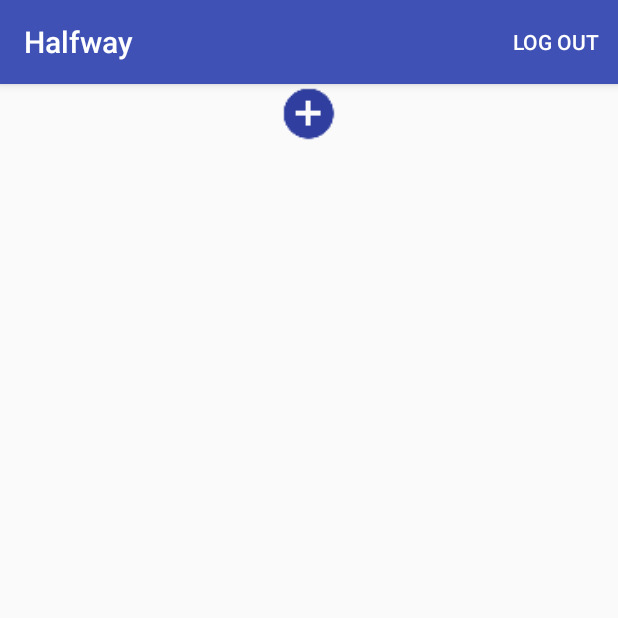
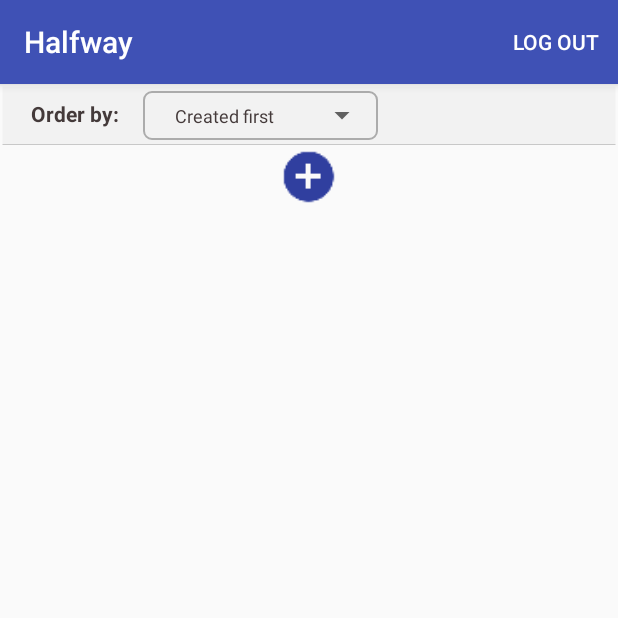
Before and after one commit to maiertudor/mobile-lab, an Android app: the screen it shows after launch (MainActivity), on a phone screen of 412 x 824 dp, the top half of it. Run offline under Robolectric (Android 15) with nearby library versions, the phone set to English and light mode, and no system bars; libraries missing offline, so code that uses them is left out: com.squareup.leakcanary; network calls fail; 2 statements that could not run were skipped.

Commit message:
Fixed issue when parsing get jobs time. Loaded jobs with retrofit into the adapter. Implemented the order by infrastructure.

```diff
--- a/Halfway/app/src/main/java/com/tm/halfway/api/IHalfwayAPI.java
+++ b/Halfway/app/src/main/java/com/tm/halfway/api/IHalfwayAPI.java
@@ -1,6 +1,7 @@
 package com.tm.halfway.api;
 
-import com.tm.halfway.model.BaseResponse;
+import com.tm.halfway.model.GetJobResponse;
+import com.tm.halfway.model.Job;
 
 import retrofit2.Call;
 import retrofit2.http.GET;
@@ -12,5 +13,5 @@ import retrofit2.http.GET;
 public interface IHalfwayAPI {
 
     @GET("v1/jobs")
-    Call<BaseResponse<Object>> getJobs();
+    Call<GetJobResponse> getJobs();
 }
--- a/Halfway/app/src/main/java/com/tm/halfway/joblist/JobsFragment.java
+++ b/Halfway/app/src/main/java/com/tm/halfway/joblist/JobsFragment.java
@@ -3,8 +3,6 @@ package com.tm.halfway.joblist;
 import android.content.Context;
 import android.content.SharedPreferences;
 import android.database.Cursor;
-import android.database.DataSetObserver;
-import android.database.sqlite.SQLiteDatabase;
 import android.net.ConnectivityManager;
 import android.net.NetworkInfo;
 import android.os.Bundle;
@@ -17,19 +15,19 @@ import android.view.LayoutInflater;
 import android.view.View;
 import android.view.ViewGroup;
 import android.widget.AdapterView;
+import android.widget.ArrayAdapter;
 import android.widget.Button;
 import android.widget.ListView;
+import android.widget.Spinner;
 
 import com.tm.halfway.R;
 import com.tm.halfway.api.ApiHelper;
 import com.tm.halfway.create_job.CreateJobFragment;
 import com.tm.halfway.jobdetails.JobDetailsFragment;
-import com.tm.halfway.model.BaseResponse;
+import com.tm.halfway.model.GetJobResponse;
 import com.tm.halfway.model.Job;
-
-import org.json.JSONArray;
-import org.json.JSONException;
-import org.json.JSONObject;
+import com.tm.halfway.utils.ConvertionUtils;
+import com.tm.halfway.utils.JobsOrderEnum;
 
 import java.text.DateFormat;
 import java.text.ParseException;
@@ -52,6 +50,9 @@ public class JobsFragment extends Fragment {
     private static final String TAG = JobsFragment.class.getSimpleName();
     private List<Job> jobsList;
     private JobHelper mDatabaseHelper;
+    private Spinner mOrderSpinner;
+    private JobsOrderEnum mOrderEnum;
+    private JobListAdapter jobListAdapter;
 
     @Nullable
     @Override
@@ -60,14 +61,17 @@ public class JobsFragment extends Fragment {
 
         jobsList = new ArrayList<>();
         mDatabaseHelper = new JobHelper(getContext());
+        mOrderEnum = JobsOrderEnum.CREATED;
+
 //        SQLiteDatabase db = mDatabaseHelper.getWritableDatabase();
 //        mDatabaseHelper.onUpgrade(db,0,0);
 
         final FragmentManager fragmentManager = getFragmentManager();
         final FragmentTransaction fragmentTransaction = fragmentManager.beginTransaction();
 
+        mOrderSpinner = (Spinner) view.findViewById(R.id.jf_s_sort_spinner);
         final ListView jobsListView = (ListView) view.findViewById(R.id.jobsListId);
-        final JobListAdapter jobListAdapter = new JobListAdapter(getContext(), R.layout.jobs_item_list, jobsList);
+        jobListAdapter = new JobListAdapter(getContext(), R.layout.jobs_item_list, jobsList);
 
         jobsListView.setAdapter(jobListAdapter);
         View headerView = inflater.inflate(R.layout.jobs_header_view, container, false);
@@ -81,7 +85,7 @@ public class JobsFragment extends Fragment {
         if (!hasInternetConnection()) {
             populateListViewOffline(jobListAdapter);
         } else {
-            populateListViewOnline(token, jobListAdapter);
+            populateListViewOnline(mOrderEnum, jobListAdapter);
         }
 
         jobsListView.setOnItemClickListener(new AdapterView.OnItemClickListener() {
@@ -105,7 +109,7 @@ public class JobsFragment extends Fragment {
 
         String role = sharedPref.getString("Role", "null");
 
-        if("QUEST".equals(role)) {
+        if ("QUEST".equals(role)) {
             addButton.setAlpha(0);
         } else {
             addButton.setAlpha(1);
@@ -122,76 +126,26 @@ public class JobsFragment extends Fragment {
             }
         });
 
+        addItemsOnSpinner();
+
         return view;
     }
 
-    private void populateListViewOnline(String token, final JobListAdapter jobListAdapter) {
-        ApiHelper.getApi().getJobs().enqueue(new Callback<BaseResponse<Object>>() {
+    private void populateListViewOnline(JobsOrderEnum mOrderEnum, final JobListAdapter jobListAdapter) {
+        ApiHelper.getApi().getJobs().enqueue(new Callback<GetJobResponse>() {
             @Override
-            public void onResponse(Call<BaseResponse<Object>> call, Response<BaseResponse<Object>> response) {
+            public void onResponse(Call<GetJobResponse> call, Response<GetJobResponse> response) {
                 Log.d(TAG, "onResponse: " + response);
+                ConvertionUtils.setDataToJobsResponse(response.body());
+
+                jobListAdapter.setItemsList(response.body().getJobs());
             }
 
             @Override
-            public void onFailure(Call<BaseResponse<Object>> call, Throwable t) {
+            public void onFailure(Call<GetJobResponse> call, Throwable t) {
                 Log.d(TAG, "onFailure: " + t.getMessage());
             }
         });
-
-        new JobListAsync() {
-            @Override
-            protected void onPostExecute(String s) {
-                super.onPostExecute(s);
-                try {
-                    List<Job> tmpList = new ArrayList<>();
-                    JSONObject jsonObject = new JSONObject(s);
-                    JSONArray jsonArray = jsonObject.getJSONArray("jobs");
-
-//                    DateFormat df = DateFormat.getDateTimeInstance();
-                    DateFormat df = new SimpleDateFormat("yyyy-MM-dd HH:mm:ss.S");
-
-                    for (int i = 0; i < jsonArray.length(); i++) {
-                        JSONObject jobJSON = jsonArray.getJSONObject(i);
-                        Job job = new Job();
-                        job.setId(jobJSON.getString("id"));
-                        job.setTitle(jobJSON.getString("title"));
-                        job.setDescription(jobJSON.getString("description"));
-                        Date created_at = df.parse(jobJSON.getString("createdAt"));
-                        job.setCreated_at(created_at);
-                        Date updated_at = df.parse(jobJSON.getString("updatedAt"));
-                        job.setUpdated_at(updated_at);
-                        Date ends_at = df.parse(jobJSON.getString("endsAt"));
-                        job.setEnds_at(ends_at);
-                        job.setCost(Float.valueOf(jobJSON.getString("cost")));
-                        job.setOwner(jobJSON.getString("owner"));
-                        job.setCategory(jobJSON.getString("category"));
-                        job.setLocation(jobJSON.getString("location"));
-
-                        tmpList.add(job);
-                    }
-
-                    if (jobsList.size() != tmpList.size()) {
-                        jobsList.clear();
-                        SQLiteDatabase db = mDatabaseHelper.getWritableDatabase();
-                        mDatabaseHelper.onUpgrade(db, 0 ,0);
-                        for (Job job : tmpList) {
-                            if (job != null) {
-                                mDatabaseHelper.addJob(job);
-                                jobsList.add(job);
-                            }
-                        }
-
-                        jobListAdapter.notifyDataSetChanged();
-                    }
-
-
-                } catch (JSONException e) {
-                    e.printStackTrace();
-                } catch (ParseException e) {
-                    Log.e("JobsFragment", e.getMessage());
-                }
-            }
-        }.execute(token);
     }
 
     private boolean hasInternetConnection() {
@@ -248,4 +202,29 @@ public class JobsFragment extends Fragment {
         return new Job(id, title, description, created_at, updated_at, ends_at, cost, owner, category, location);
     }
 
+    public void addItemsOnSpinner() {
+        ArrayAdapter sortAdapter = ArrayAdapter.createFromResource(getActivity(), R.array.spinner_items, R.layout.spinner_item);
+        sortAdapter.setDropDownViewResource(R.layout.spinner_dropdown_item);
+        mOrderSpinner.setAdapter(sortAdapter);
+
+        mOrderSpinner.setSelection(0, false);
+        mOrderSpinner.setOnItemSelectedListener(new CustomOnItemSelectedListener());
+    }
+
+    public class CustomOnItemSelectedListener implements AdapterView.OnItemSelectedListener {
+
+        @Override
+        public void onItemSelected(AdapterView<?> parent, View view, int pos, long id) {
+            Log.d(TAG, "onItemSelected: " + pos);
+
+            mOrderEnum = JobsOrderEnum.get(pos);
+
+            populateListViewOnline(mOrderEnum, jobListAdapter);
+        }
+
+        @Override
+        public void onNothingSelected(AdapterView<?> arg0) {
+
+        }
+    }
 }
--- /dev/null
+++ b/Halfway/app/src/main/java/com/tm/halfway/utils/JobsOrderEnum.java
@@ -0,0 +1,13 @@
+package com.tm.halfway.utils;
+
+/**
+ * Created by vladnegrea on 13/01/2018.
+ */
+
+public enum JobsOrderEnum {
+    CREATED,UPDATED,ENDING,COST_ASC,COST_DESC;
+
+    public static JobsOrderEnum get(int index) {
+        return values()[index];
+    }
+}
--- /dev/null
+++ b/Halfway/app/src/main/res/drawable-mdpi/customize_spinner.xml
@@ -0,0 +1,7 @@
+<shape xmlns:android="http://schemas.android.com/apk/res/android">
+    <solid android:color="@android:color/transparent" />
+    <corners android:radius="5dp" />
+    <stroke
+        android:width="1dp"
+        android:color="@color/lightGray" />
+</shape>
--- /dev/null
+++ b/Halfway/app/src/main/res/drawable-mdpi/customized_order_by.xml
@@ -0,0 +1,21 @@
+<?xml version="1.0" encoding="UTF-8"?>
+<shape xmlns:android="http://schemas.android.com/apk/res/android">
+    <solid android:color="#FFFFFF" />
+    <stroke
+        android:width="3dp"
+        android:color="@android:color/transparent" />
+    <gradient
+        android:angle="90"
+        android:centerColor="@color/lightLightLightGray"
+        android:centerX="0.0001"
+        android:endColor="@color/lightLightLightGray"
+        android:startColor="#979797" />
+
+
+    <padding
+        android:bottom="5dp"
+        android:left="5dp"
+        android:right="5dp"
+        android:top="5dp" />
+
+</shape>
--- a/Halfway/app/src/main/res/layout/jobs_fragment.xml
+++ b/Halfway/app/src/main/res/layout/jobs_fragment.xml
@@ -3,6 +3,42 @@
     android:layout_width="match_parent"
     android:layout_height="match_parent"
     android:orientation="vertical">
+
+    <LinearLayout
+        android:id="@+id/jf_ll_order_by_layout"
+        android:layout_width="match_parent"
+        android:layout_height="wrap_content"
+        android:background="@drawable/customized_order_by"
+        android:orientation="horizontal">
+
+        <TextView
+            android:id="@+id/jf_tv_order_by_label"
+            android:layout_width="wrap_content"
+            android:layout_height="wrap_content"
+            android:layout_marginStart="16dp"
+            android:layout_marginTop="5dp"
+            android:text="@string/order_by"
+            android:textColor="@color/simpleBlack"
+            android:textSize="14sp"
+            android:textStyle="bold" />
+
+        <FrameLayout
+            android:layout_width="wrap_content"
+            android:layout_height="wrap_content"
+            android:layout_marginEnd="50dp"
+            android:layout_marginStart="16dp"
+            android:background="@drawable/customize_spinner">
+
+
+            <Spinner
+                android:id="@+id/jf_s_sort_spinner"
+                android:layout_width="wrap_content"
+                android:layout_height="wrap_content"
+                android:layout_gravity="center"
+                android:gravity="center"
+                android:spinnerMode="dropdown" />
+        </FrameLayout>
+    </LinearLayout>
 
     <ListView
         android:id="@+id/jobsListId"
--- /dev/null
+++ b/Halfway/app/src/main/res/layout/spinner_item.xml
@@ -0,0 +1,18 @@
+<?xml version="1.0" encoding="utf-8"?>
+
+
+<TextView xmlns:android="http://schemas.android.com/apk/res/android"
+
+    android:id="@+id/si_tv_spinner_item"
+    style="?android:attr/spinnerItemStyle"
+    android:layout_width="wrap_content"
+    android:layout_height="wrap_content"
+    android:ellipsize="marquee"
+    android:paddingBottom="8dp"
+    android:paddingEnd="8dp"
+    android:paddingStart="8dp"
+    android:paddingTop="8dp"
+    android:text="Ordonati dupa pret"
+    android:textAlignment="center"
+    android:textColor="@color/simpleBlack"
+    android:textSize="12sp" />
--- a/Halfway/app/src/main/res/values/colors.xml
+++ b/Halfway/app/src/main/res/values/colors.xml
@@ -5,4 +5,7 @@
     <color name="colorAccent">#FF4081</color>
     <color name="listViewCard">#ffffff</color>
     <color name="warning">#cc2b2d</color>
+    <color name="lightLightLightGray">#F2F2F2</color>
+    <color name="simpleBlack">#443A3A</color>
+    <color name="lightGray">#ACACAC</color>
 </resources>
--- a/Halfway/app/src/main/res/values/strings.xml
+++ b/Halfway/app/src/main/res/values/strings.xml
@@ -4,4 +4,13 @@
     <string name="register_info">Don\'t have an account?</string>
     <string name="register_button_text">Register here</string>
     <string name="delete_job">Delete job</string>
+    <string name="order_by">Order by:</string>
+
+    <string-array name="spinner_items">
+        <item>Created first</item>
+        <item>Recently updated</item>
+        <item>Ending soonest</item>
+        <item>Cost Ascending</item>
+        <item>Cost Descending</item>
+    </string-array>
 </resources>
```
Also changed, not shown: Halfway/app/src/main/java/com/tm/halfway/joblist/JobListAdapter.java (+11 -1 lines), Halfway/app/src/main/java/com/tm/halfway/model/BaseResponse.java (+1 -7 lines), Halfway/app/src/main/java/com/tm/halfway/model/GetJobResponse.java (added, +22 -0 lines), Halfway/app/src/main/java/com/tm/halfway/model/Job.java (+45 -5 lines), Halfway/app/src/main/java/com/tm/halfway/utils/Constants.java (+8 -0 lines), Halfway/app/src/main/java/com/tm/halfway/utils/ConvertionUtils.java (added, +36 -0 lines), Halfway/app/src/main/res/drawable-mdpi/sorter_options_border.xml (added, +20 -0 lines), Halfway/app/src/main/res/layout/spinner_dropdown_item.xml (added, +15 -0 lines).
